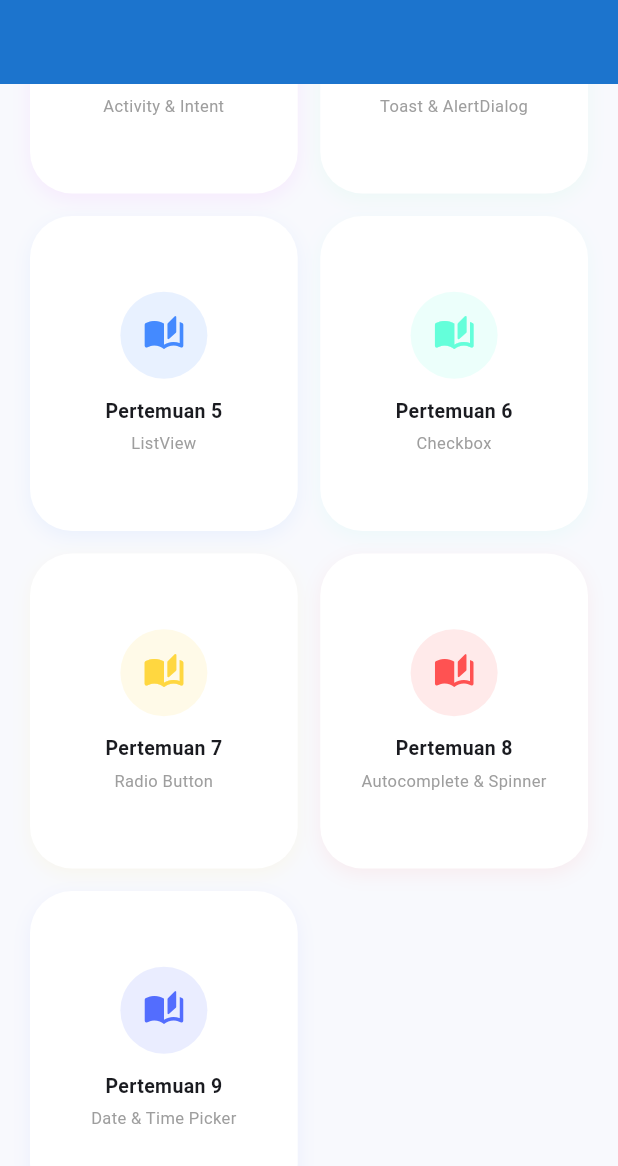
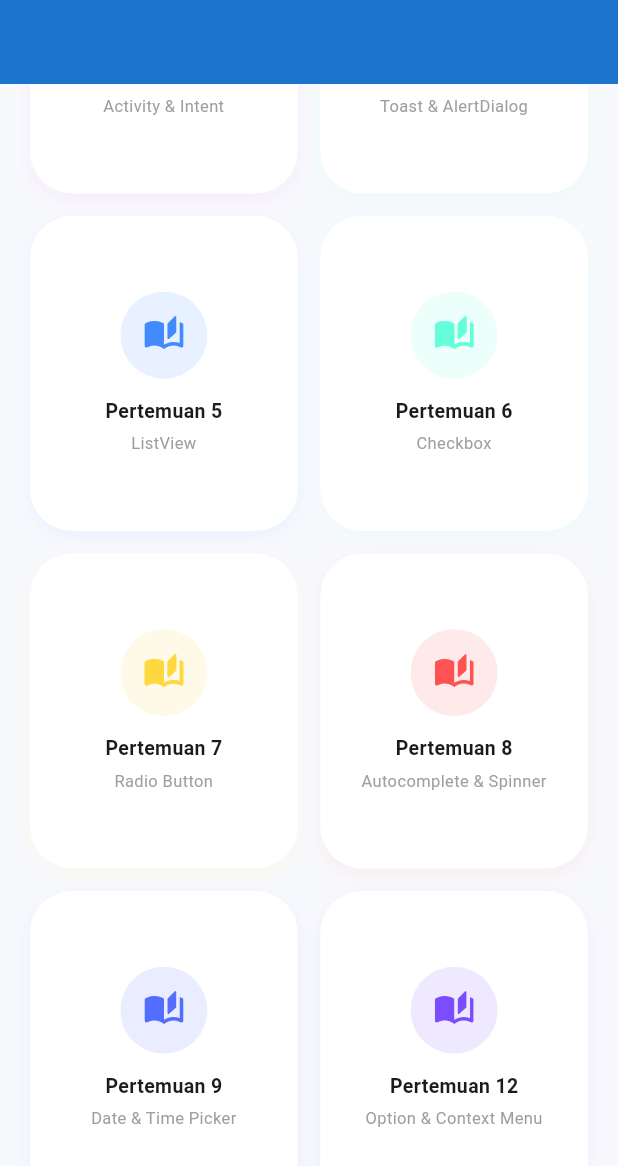
Before and after one commit to fauzanshafwan39-rgb/tugaspert4_mp, a Flutter app: the BerandaPage screen opened directly with empty values, scrolled down 536 dp, on a phone screen of 412 x 824 dp. Shown: the top 1166 px of the screen. Run offline on Flutter 3.47's test engine with Material 3 defaults, Android fonts, the phone set to English and light mode, and no system bars; our stand-ins replace fluttertoast, salomon_bottom_bar, shared_preferences; accounts and stored records are empty.

Commit message:
menambahkan produk

```diff
--- a/lib/page/beranda_page.dart
+++ b/lib/page/beranda_page.dart
@@ -3,7 +3,9 @@ import 'detail_materi_page.dart';
 import 'package:tugaspert4_mp/pertemuan/pertemuan6.dart';
 import 'package:tugaspert4_mp/pertemuan/pertemuan7.dart';
 import 'package:tugaspert4_mp/pertemuan/pertemuan8.dart';
-import 'package:tugaspert4_mp/pertemuan/pertemuan9.dart'; // Import Pertemuan 9 baru
+import 'package:tugaspert4_mp/pertemuan/pertemuan9.dart';
+// MENAMBAHKAN IMPORT HALAMAN PRODUCT PERTEMUAN 12
+import 'package:tugaspert4_mp/produk/list_product.dart';
 
 class BerandaPage extends StatefulWidget {
   final Function(Map<String, String>) onSave;
@@ -30,62 +32,19 @@ class _BerandaPageState extends State<BerandaPage> {
   final List<String> _categories = ['Semua', 'Teori', 'Praktikum', 'Tugas'];
   String _searchQuery = "";
 
-  // DATA MATERI UTAMA (Teks asli dipertahankan, ditambah Pertemuan 9)
+  // DATA MATERI UTAMA (Pertemuan 10 dilewati, langsung masuk Pertemuan 12)
   final List<Map<String, dynamic>> materi = [
-    {
-      "judul": "Pertemuan 1",
-      "sub": "Pengenalan Android",
-      "desc": "Mempelajari dasar-dasar Android Studio dan arsitektur mobile apps.",
-      "color": Colors.pinkAccent
-    },
-    {
-      "judul": "Pertemuan 2",
-      "sub": "Widget & Button",
-      "desc": "Eksperimen dengan berbagai widget UI seperti Row, Column, dan Button.",
-      "color": Colors.orangeAccent
-    },
-    {
-      "judul": "Pertemuan 3",
-      "sub": "Activity & Intent",
-      "desc": "Belajar cara berpindah halaman dan membawa data antar screen.",
-      "color": Colors.purpleAccent
-    },
-    {
-      "judul": "Pertemuan 4",
-      "sub": "Toast & AlertDialog",
-      "desc": "Implementasi notifikasi popup dan dialog konfirmasi user.",
-      "color": Colors.greenAccent
-    },
-    {
-      "judul": "Pertemuan 5",
-      "sub": "ListView",
-      "desc": "Menampilkan data dinamis dalam bentuk daftar yang bisa di-scroll.",
-      "color": Colors.blueAccent
-    },
-    {
-      "judul": "Pertemuan 6",
-      "sub": "Checkbox",
-      "desc": "Mengelola input pilihan ganda untuk form aplikasi.",
-      "color": Colors.tealAccent
-    },
-    {
-      "judul": "Pertemuan 7",
-      "sub": "Radio Button",
-      "desc": "Implementasi pilihan tunggal menggunakan widget Radio.",
-      "color": Colors.amberAccent
-    },
-    {
-      "judul": "Pertemuan 8",
-      "sub": "Autocomplete & Spinner",
-      "desc": "Implementasi input teks otomatis dan dropdown menu.",
-      "color": Colors.redAccent
-    },
-    {
-      "judul": "Pertemuan 9",
-      "sub": "Date & Time Picker",
-      "desc": "Implementasi pemilihan komponen penanggalan dan waktu sistem.",
-      "color": Colors.indigoAccent
-    },
+    {"judul": "Pertemuan 1", "sub": "Pengenalan Android", "desc": "Mempelajari dasar-dasar Android Studio.", "color": Colors.pinkAccent},
+    {"judul": "Pertemuan 2", "sub": "Widget & Button", "desc": "Eksperimen dengan berbagai widget UI.", "color": Colors.orangeAccent},
+    {"judul": "Pertemuan 3", "sub": "Activity & Intent", "desc": "Belajar cara berpindah halaman.", "color": Colors.purpleAccent},
+    {"judul": "Pertemuan 4", "sub": "Toast & AlertDialog", "desc": "Implementasi notifikasi popup.", "color": Colors.greenAccent},
+    {"judul": "Pertemuan 5", "sub": "ListView", "desc": "Menampilkan data dinamis berbentuk daftar.", "color": Colors.blueAccent},
+    {"judul": "Pertemuan 6", "sub": "Checkbox", "desc": "Mengelola input pilihan ganda untuk form.", "color": Colors.tealAccent},
+    {"judul": "Pertemuan 7", "sub": "Radio Button", "desc": "Implementasi pilihan tunggal menggunakan widget Radio.", "color": Colors.amberAccent},
+    {"judul": "Pertemuan 8", "sub": "Autocomplete & Spinner", "desc": "Implementasi input teks otomatis.", "color": Colors.redAccent},
+    {"judul": "Pertemuan 9", "sub": "Date & Time Picker", "desc": "Implementasi komponen penanggalan.", "color": Colors.indigoAccent},
+    // INTEGRASI DATA PERTEMUAN 12 KE GRID UTAMA
+    {"judul": "Pertemuan 12", "sub": "Option & Context Menu", "desc": "Latihan CRUD produk lokal dengan PopupMenuButton.", "color": Colors.deepPurpleAccent},
   ];
 
   @override
@@ -99,7 +58,7 @@ class _BerandaPageState extends State<BerandaPage> {
       backgroundColor: const Color(0xFFF8F9FD),
       body: CustomScrollView(
         slivers: [
-          // HEADER
+          // HEADER (SLIVER APP BAR)
           SliverAppBar(
             expandedHeight: 110.0,
             pinned: true,
@@ -131,7 +90,7 @@ class _BerandaPageState extends State<BerandaPage> {
             ),
           ),
 
-          // SEARCH BOX & SPINNER
+          // BOX PENCARIAN (AUTOCOMPLETE & DROPDOWN)
           SliverToBoxAdapter(
             child: Transform.translate(
               offset: const Offset(0, -25),
@@ -193,7 +152,7 @@ class _BerandaPageState extends State<BerandaPage> {
             ),
           ),
 
-          // GRID MODUL (BUBBLE STYLE)
+          // GRID KARTU MENU (BUBBLE STYLE)
           SliverPadding(
             padding: const EdgeInsets.fromLTRB(20, 0, 20, 20),
             sliver: SliverGrid(
@@ -257,6 +216,7 @@ class _BerandaPageState extends State<BerandaPage> {
     );
   }
 
+  // PENGATUR ALUR NAVIGASI KETIKA GRID DI-KLIK
   void _handleNavigation(BuildContext context, Map<String, dynamic> item) {
     if (item['judul'] == "Pertemuan 6") {
       Navigator.push(context, MaterialPageRoute(builder: (context) => const CheckboxPage()));
@@ -264,8 +224,12 @@ class _BerandaPageState extends State<BerandaPage> {
       Navigator.push(context, MaterialPageRoute(builder: (context) => const RadiobuttonPage()));
     } else if (item['judul'] == "Pertemuan 8") {
       Navigator.push(context, MaterialPageRoute(builder: (context) => const Pertemuan8Page()));
-    } else if (item['judul'] == "Pertemuan 9") { // Navigasi baru untuk Pertemuan 9
+    } else if (item['judul'] == "Pertemuan 9") {
       Navigator.push(context, MaterialPageRoute(builder: (context) => const Pertemuan9Page()));
+    }
+    // INTEGRASI NAVIGASI PERTEMUAN 12 KE LIST PRODUCT PAGE
+    else if (item['judul'] == "Pertemuan 12") {
+      Navigator.push(context, MaterialPageRoute(builder: (context) => const ListProductPage()));
     } else {
       Navigator.push(context, MaterialPageRoute(
         builder: (context) => DetailMateriPage(
```
Also changed, not shown: lib/model/Product.dart (added, +13 -0 lines), lib/produk/add_product.dart (added, +174 -0 lines), lib/produk/detail_product.dart (added, +77 -0 lines), lib/produk/list_product.dart (added, +142 -0 lines), lib/service/api_service.dart (added, +39 -0 lines).
